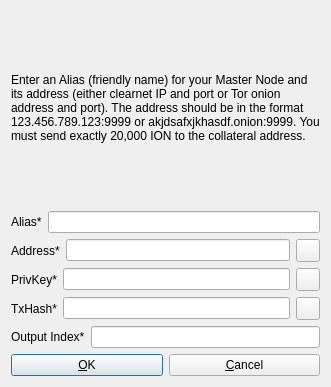
This is src/qt/forms/addeditatomnode.ui in ionomy/ion_deprecated2 as Qt 5 draws it before an edit. The edited form follows.
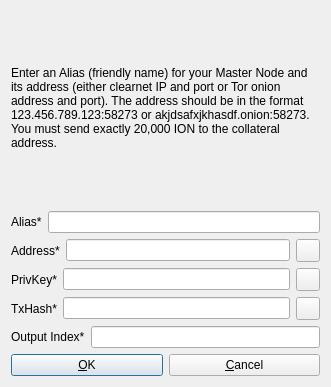
This is the edited form. Icons and pictures are not drawn.

```diff
--- a/src/qt/forms/addeditatomnode.ui
+++ b/src/qt/forms/addeditatomnode.ui
@@ -26,7 +26,7 @@
       </sizepolicy>
      </property>
      <property name="text">
-      <string>&lt;html&gt;&lt;head/&gt;&lt;body&gt;&lt;p&gt;Enter an Alias (friendly name) for your Master Node and its address (either clearnet IP and port or Tor onion address and port). The address should be in the format 123.456.789.123:9999 or akjdsafxjkhasdf.onion:9999. You must send exactly 20,000 ION to the collateral address.&lt;/p&gt;&lt;/body&gt;&lt;/html&gt;</string>
+      <string>&lt;html&gt;&lt;head/&gt;&lt;body&gt;&lt;p&gt;Enter an Alias (friendly name) for your Master Node and its address (either clearnet IP and port or Tor onion address and port). The address should be in the format 123.456.789.123:58273 or akjdsafxjkhasdf.onion:58273. You must send exactly 20,000 ION to the collateral address.&lt;/p&gt;&lt;/body&gt;&lt;/html&gt;</string>
      </property>
      <property name="wordWrap">
       <bool>true</bool>
```
